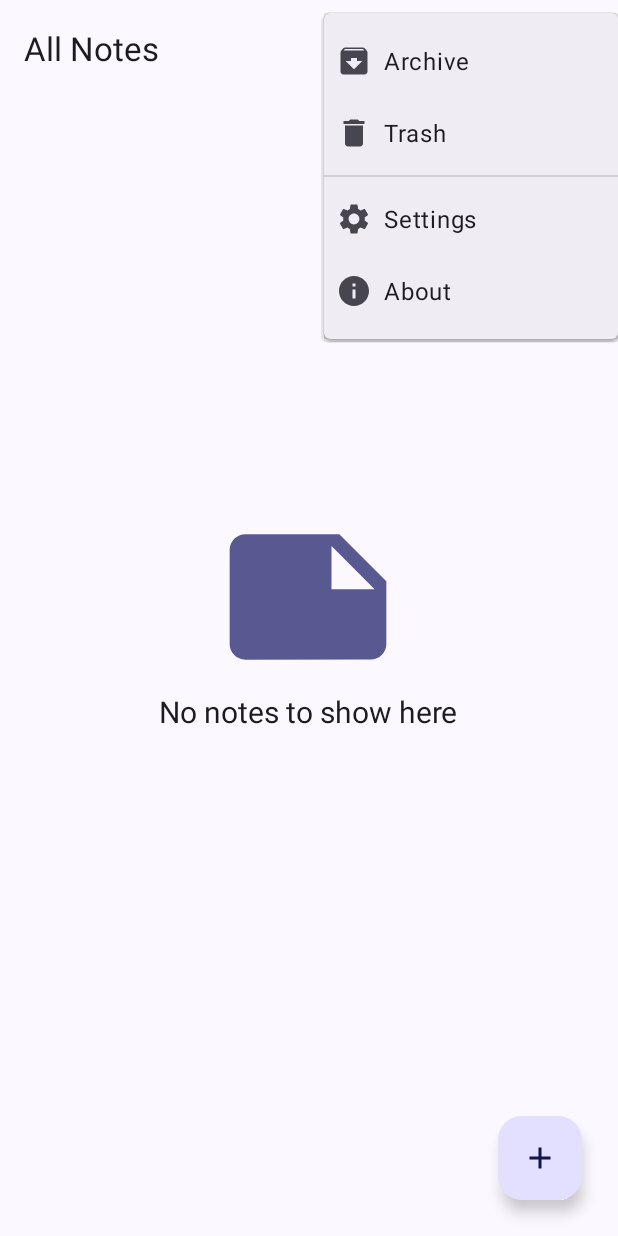
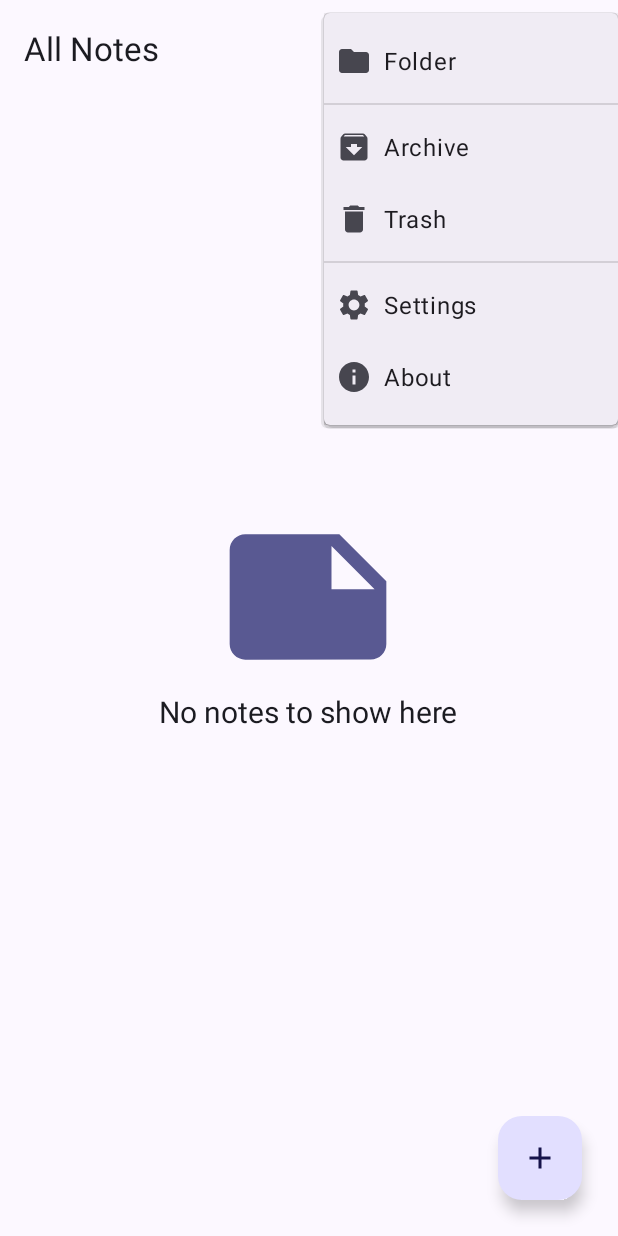
Before and after one commit to eipna/MindBin, an Android app: the screen it shows after launch (MainActivity), after a tap on "More Options", on a phone screen of 412 x 824 dp. Run offline under Robolectric (Android 15) with nearby library versions, the phone set to English and light mode, and no system bars.

Commit message:
Added folder menu item

```diff
--- /dev/null
+++ b/app/src/main/res/drawable/ic_folder.xml
@@ -0,0 +1,5 @@
+<vector android:height="24dp" android:tint="?attr/colorOnSurfaceVariant"
+    android:viewportHeight="24" android:viewportWidth="24"
+    android:width="24dp" xmlns:android="http://schemas.android.com/apk/res/android">
+    <path android:fillColor="@android:color/white" android:pathData="M10,4H4c-1.1,0 -1.99,0.9 -1.99,2L2,18c0,1.1 0.9,2 2,2h16c1.1,0 2,-0.9 2,-2V8c0,-1.1 -0.9,-2 -2,-2h-8l-2,-2z"/>
+</vector>
--- a/app/src/main/res/menu/main.xml
+++ b/app/src/main/res/menu/main.xml
@@ -11,6 +11,14 @@
             <group
                 android:id="@+id/group1">
                 <item
+                    android:id="@+id/folder"
+                    android:title="@string/menu_folder"
+                    android:icon="@drawable/ic_folder"
+                    app:showAsAction="never"/>
+            </group>
+            <group
+                android:id="@+id/group2">
+                <item
                     android:id="@+id/archive"
                     android:title="@string/menu_archive"
                     android:icon="@drawable/ic_archive"
@@ -23,7 +31,7 @@
                     app:showAsAction="never"/>
             </group>
             <group
-                android:id="@+id/group2">
+                android:id="@+id/group3">
                 <item
                     android:id="@+id/settings"
                     android:title="@string/menu_settings"
--- a/app/src/main/res/values/strings.xml
+++ b/app/src/main/res/values/strings.xml
@@ -14,6 +14,7 @@
     <string name="menu_about">About</string>
     <string name="menu_archive">Archive</string>
     <string name="menu_trash">Trash</string>
+    <string name="menu_folder">Folder</string>
 
     <string name="recycler_note_title">Lorem Ipsum.</string>
     <string name="recycler_note_content">Lorem ipsum odor amet, consectetuer adipiscing elit. Sociosqu amet urna faucibus per eleifend, erat rutrum. Maximus eros tortor eget; sit metus tempus. Condimentum nibh litora velit augue fames. Ac consequat fames augue felis; sagittis vitae consectetur adipiscing. Finibus congue gravida litora dis amet. Dictumst elit ridiculus aenean suscipit fringilla placerat ante dictumst consequat. Diam adipiscing semper nunc massa sapien arcu consectetur praesent convallis. Ex ac cras nulla porttitor torquent bibendum.</string>
```
